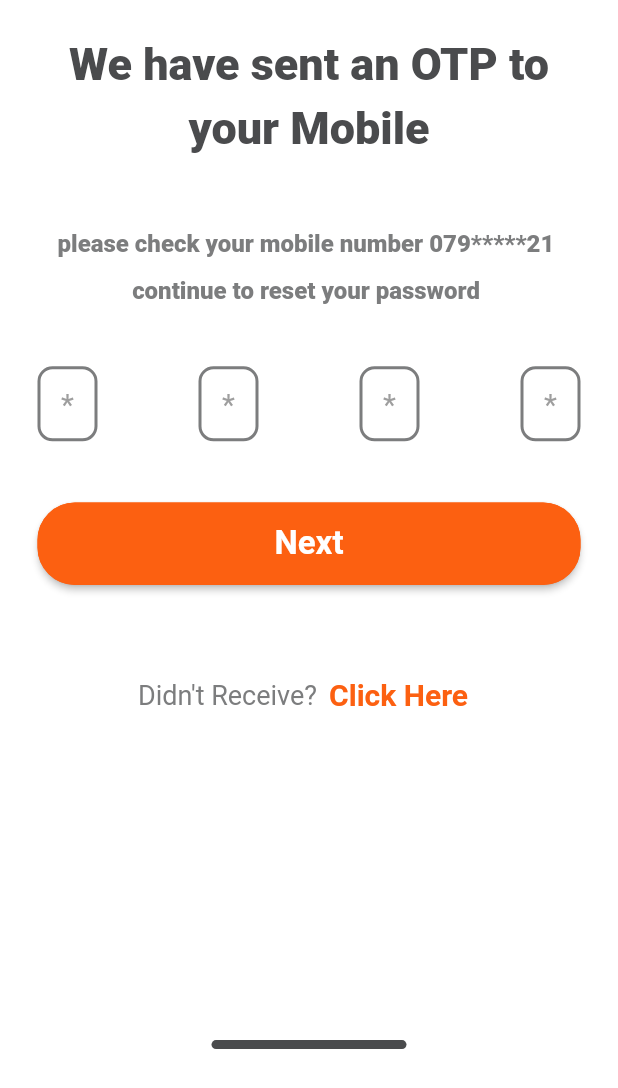
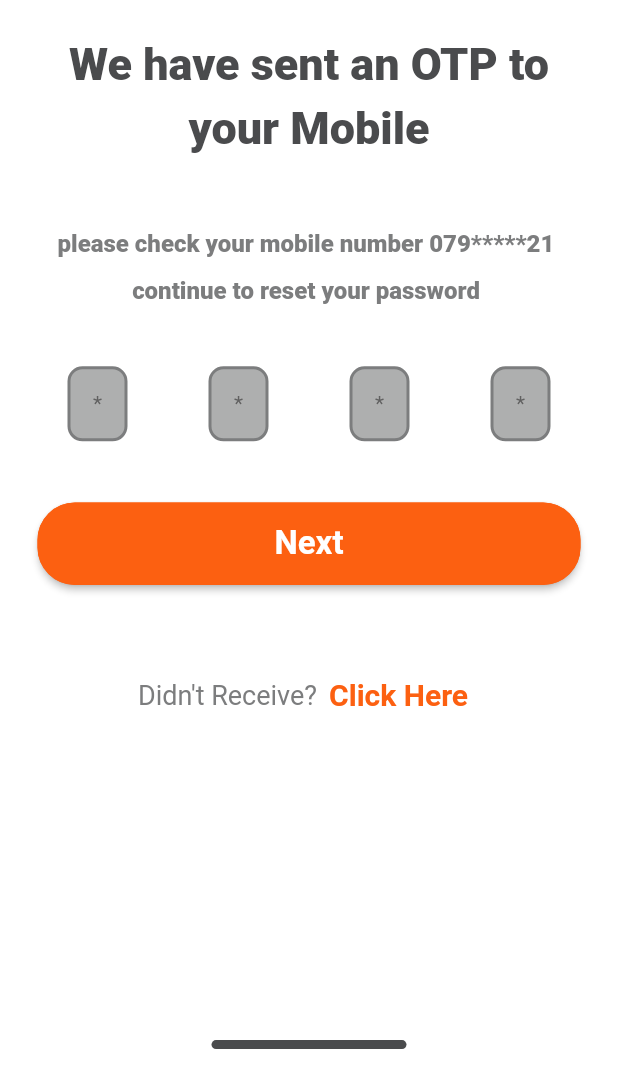
Before and after one commit to ibrahimalfalah/ecommerce-app, a Flutter app: the CheckMobileScreen screen opened directly, on a phone screen of 412 x 824 dp. Shown: the top 1088 px of the screen. Run offline on Flutter 3.47's test engine with Material 2 defaults, Android fonts, the phone set to English and light mode, and no system bars; drawn by our look-alikes of pin_code_fields; our stand-ins replace flutter_svg, get, hexcolor.

Commit message:
set password

```diff
--- a/lib/module/reset_password/check_mobile_screen.dart
+++ b/lib/module/reset_password/check_mobile_screen.dart
@@ -66,13 +66,18 @@ class CheckMobileScreen extends StatelessWidget {
                   SizedBox(
                     height: MediaQuery.of(context).size.height * 0.05,
                   ),
-                  PinCodeTextField(
+                  Padding(
+                    padding: const EdgeInsets.symmetric(horizontal: 20.0),
+                    child: PinCodeTextField(
+                      enableActiveFill: true,
                       keyboardType: TextInputType.number,
                       appContext: context,
                       length: 4,
                       onChanged: (value) {},
-                    //backgroundColor: HexColor('7C7D7E'),
                       hintCharacter: '*',
+                      hintStyle: TextStyle(
+                        color: Colors.grey[700],
+                      ),
                       showCursor: false,
                       pinTheme: PinTheme(
                         selectedColor: Colors.grey[500],
@@ -80,7 +85,11 @@ class CheckMobileScreen extends StatelessWidget {
                         shape: PinCodeFieldShape.box,
                         activeColor: HexColor('FC6011'),
                         inactiveColor: HexColor('7C7D7E'),
-                        activeFillColor: HexColor('7C7D7E')),
+                        activeFillColor: HexColor('7C7D7E'),
+                        inactiveFillColor: HexColor('AEAFAF'),
+                        selectedFillColor: HexColor('FC6011'),
+                      ),
+                    ),
                   ),
                   SizedBox(
                     height: MediaQuery.of(context).size.height * 0.03,
```
Lines whose indentation alone changed are shown as unchanged.
